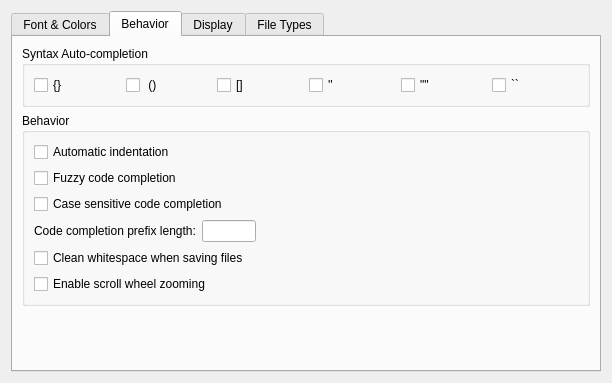
The window that liteidex/src/plugins/liteeditor/liteeditoroption.ui (visualfc/liteide) describes before a commit, drawn with Qt 5.
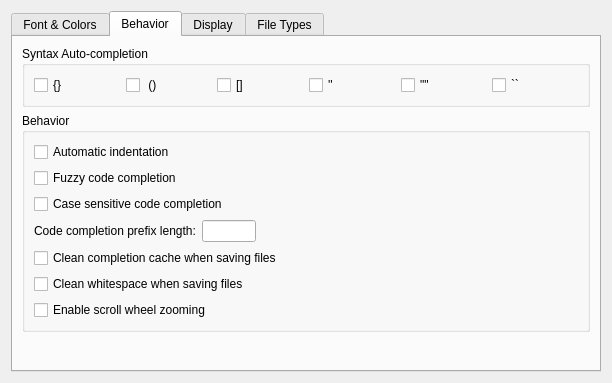
The same window after the commit. The open tabs and pages were chosen to show the change.

```diff
--- a/liteidex/src/plugins/liteeditor/liteeditoroption.ui
+++ b/liteidex/src/plugins/liteeditor/liteeditoroption.ui
@@ -313,6 +313,13 @@
             </item>
            </layout>
           </item>
+          <item>
+           <widget class="QCheckBox" name="cleanCompleterCacheCheckBox">
+            <property name="text">
+             <string>Clean completion cache when saving files</string>
+            </property>
+           </widget>
+          </item>
           <item>
            <widget class="QCheckBox" name="cleanWhitespaceOnSaveCheckBox">
             <property name="text">
```
Left out of the diff: 2 changed lines with no effect on the pictures.
